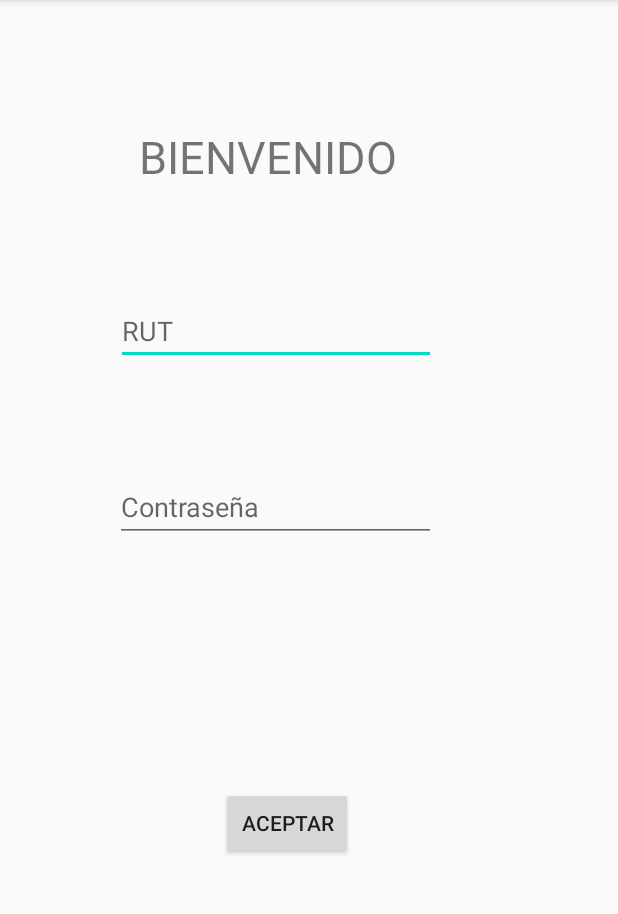
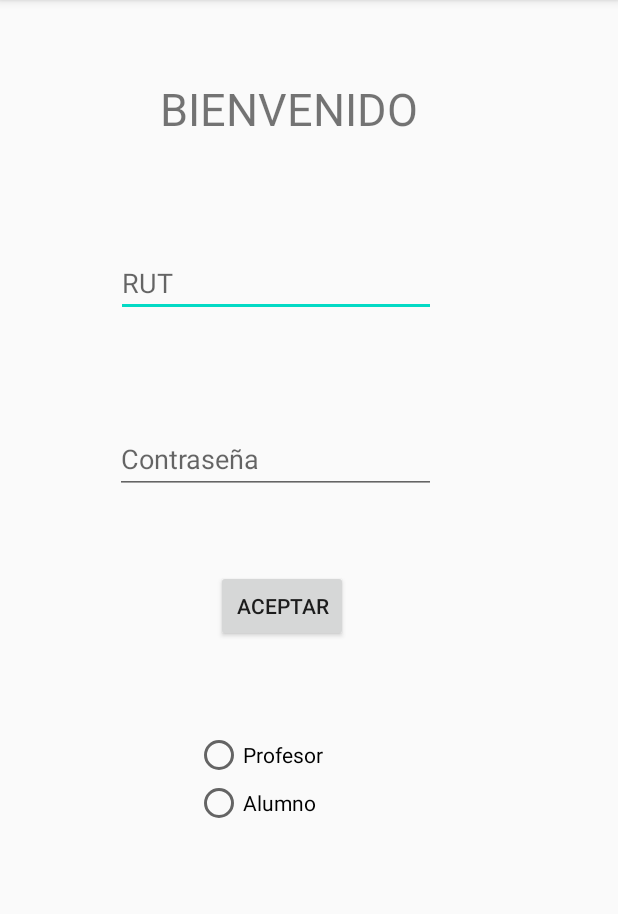
Before and after one commit to eduardotwk/EducaTech, an Android app: the LoginActivity screen opened directly, with no data from a screen before it, on a phone screen of 412 x 824 dp, the part 84-998 px from its top. Run offline under Robolectric (Android 15) with nearby library versions, the phone set to English and light mode, and no system bars.

Commit message:
barra navegacion profe y alumno.

```diff
--- a/app/src/main/java/com/example/navegacion/MainActivity.java
+++ b/app/src/main/java/com/example/navegacion/MainActivity.java
@@ -22,17 +22,13 @@ public class MainActivity extends AppCompatActivity {
 
     private AppBarConfiguration mAppBarConfiguration;
 
-Spinner ciclos;
+    private Spinner ciclos;
 
 
     @Override
     protected void onCreate(Bundle savedInstanceState) {
         super.onCreate(savedInstanceState);
         setContentView(R.layout.activity_main);
-        ciclos =  findViewById(R.id.ciclos);
-
-        ArrayAdapter<CharSequence> adapter=ArrayAdapter.createFromResource(this,R.array.ciclos,android.R.layout.simple_spinner_item);
-        ciclos.setAdapter(adapter);
         Toolbar toolbar = findViewById(R.id.toolbar);
         setSupportActionBar(toolbar);
         FloatingActionButton fab = findViewById(R.id.fab);
--- a/app/src/main/res/layout/content_main.xml
+++ b/app/src/main/res/layout/content_main.xml
@@ -17,5 +17,5 @@
         app:layout_constraintLeft_toLeftOf="parent"
         app:layout_constraintRight_toRightOf="parent"
         app:layout_constraintTop_toTopOf="parent"
-        app:navGraph="@navigation/mobile_navigation" />
+        app:navGraph="@navigation/mobile_navigation_profesor" />
 </androidx.constraintlayout.widget.ConstraintLayout>
--- a/app/src/main/res/layout/login.xml
+++ b/app/src/main/res/layout/login.xml
@@ -27,20 +27,20 @@
         android:text="Aceptar"
         app:layout_constraintBottom_toBottomOf="parent"
         app:layout_constraintEnd_toEndOf="parent"
-        app:layout_constraintHorizontal_bias="0.455"
+        app:layout_constraintHorizontal_bias="0.445"
         app:layout_constraintStart_toStartOf="parent"
         app:layout_constraintTop_toBottomOf="@+id/ePass"
-        app:layout_constraintVertical_bias="0.456" />
+        app:layout_constraintVertical_bias="0.129" />
 
     <TextView
         android:id="@+id/textView29"
         android:layout_width="226dp"
         android:layout_height="38dp"
-        android:layout_marginTop="84dp"
+        android:layout_marginTop="52dp"
         android:text="BIENVENIDO"
         android:textSize="30sp"
         app:layout_constraintEnd_toEndOf="parent"
-        app:layout_constraintHorizontal_bias="0.497"
+        app:layout_constraintHorizontal_bias="0.572"
         app:layout_constraintStart_toStartOf="parent"
         app:layout_constraintTop_toTopOf="parent" />
 
@@ -57,4 +57,27 @@
         app:layout_constraintStart_toStartOf="parent"
         app:layout_constraintTop_toBottomOf="@+id/eRut" />
 
+    <RadioGroup
+        android:layout_width="124dp"
+        android:layout_height="82dp"
+        app:layout_constraintBottom_toBottomOf="parent"
+        app:layout_constraintEnd_toEndOf="parent"
+        app:layout_constraintHorizontal_bias="0.452"
+        app:layout_constraintStart_toStartOf="parent"
+        app:layout_constraintTop_toBottomOf="@+id/button8"
+        app:layout_constraintVertical_bias="0.231">
+
+        <RadioButton
+            android:id="@+id/rProfesor"
+            android:layout_width="match_parent"
+            android:layout_height="wrap_content"
+            android:text="Profesor" />
+
+        <RadioButton
+            android:id="@+id/rAlumno"
+            android:layout_width="match_parent"
+            android:layout_height="wrap_content"
+            android:text="Alumno" />
+    </RadioGroup>
+
 </androidx.constraintlayout.widget.ConstraintLayout>
--- a/app/src/main/res/navigation/mobile_navigation_profesor.xml
+++ b/app/src/main/res/navigation/mobile_navigation_profesor.xml
@@ -2,7 +2,7 @@
 <navigation xmlns:android="http://schemas.android.com/apk/res/android"
     xmlns:app="http://schemas.android.com/apk/res-auto"
     xmlns:tools="http://schemas.android.com/tools"
-    android:id="@+id/mobile_navigation"
+    android:id="@+id/mobile_navigation_profesor"
     app:startDestination="@id/electivoFragment">
 
 
```
Also changed, not shown: app/src/main/AndroidManifest.xml (+6 -5 lines), app/src/main/java/BaseDatos/BaseDatos.java (+9 -19 lines), app/src/main/java/com/example/navegacion/LoginActivity.java (+15 -9 lines).
